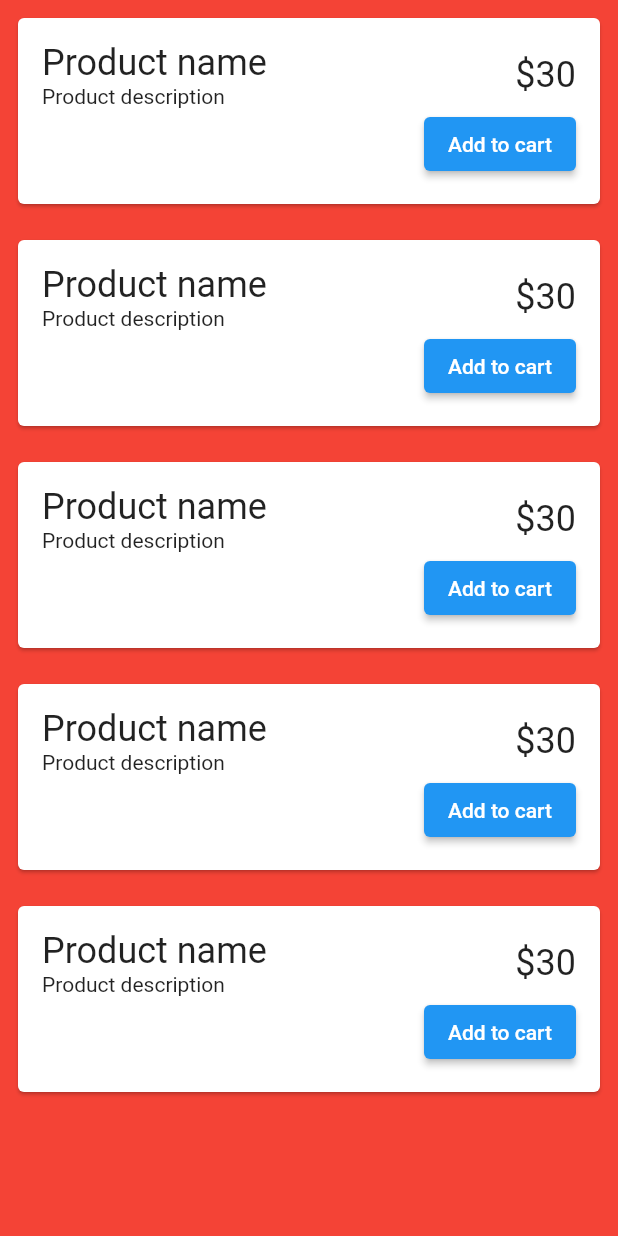
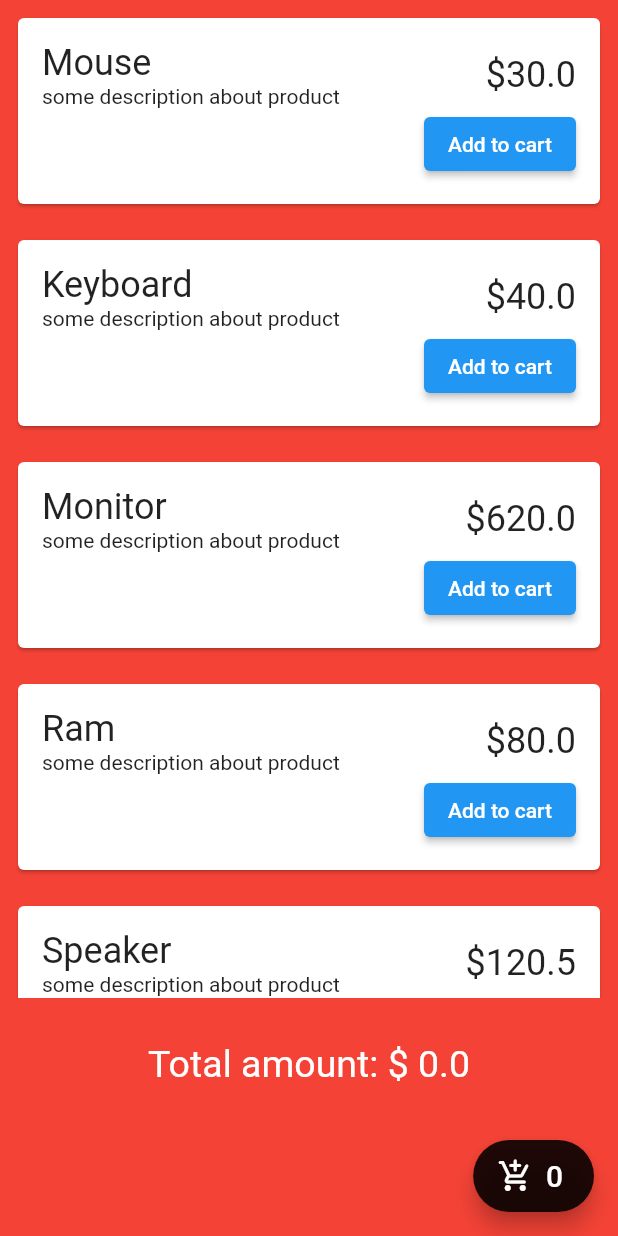
Before and after one commit to hjuuK/fltterStudy, a Flutter app: the screen it shows after launch, on a phone screen of 412 x 824 dp. Run offline on Flutter 3.47's test engine with Material 2 defaults, Android fonts, the phone set to English and light mode, and no system bars; our stand-ins replace get.

Commit message:
shop project

```diff
--- /dev/null
+++ b/shop/lib/controller/cart_controller.dart
@@ -0,0 +1,12 @@
+import 'package:get/get.dart';
+import 'package:shop/model/product.dart';
+
+class CartController extends GetxController{
+  var cartItems = <Product>[].obs;
+  double get totalPrice => cartItems.fold(0, (e, item) => e + item.price);
+  int get count => cartItems.length;
+
+  void addToItem(Product product) {
+    cartItems.add(product);
+  }
+}
--- /dev/null
+++ b/shop/lib/controller/shopping_controller.dart
@@ -0,0 +1,45 @@
+import 'package:get/get.dart';
+import '../model/product.dart';
+
+class ShoppingController extends GetxController{
+  var products = <Product>[].obs;
+
+  @override
+  void onInit() {
+    super.onInit();
+    fetchData();
+  }
+
+  void fetchData() async {
+    await Future.delayed(Duration(seconds: 2));
+    var productData = [
+      Product(
+          id: 1,
+          price: 30,
+          productDescription: 'some description about product',
+          productName: 'Mouse'),
+      Product(
+          id: 2,
+          price: 40,
+          productDescription: 'some description about product',
+          productName: 'Keyboard'),
+      Product(
+          id: 3,
+          price: 620,
+          productDescription: 'some description about product',
+          productName: 'Monitor'),
+      Product(
+          id: 4,
+          price: 80,
+          productDescription: 'some description about product',
+          productName: 'Ram'),
+      Product(
+          id: 5,
+          price: 120.5,
+          productDescription: 'some description about product',
+          productName: 'Speaker'),
+    ];
+
+    products.assignAll(productData);
+  }
+}
--- a/shop/lib/main.dart
+++ b/shop/lib/main.dart
@@ -16,7 +16,7 @@ class MyApp extends StatelessWidget {
       theme: ThemeData(
         primarySwatch: Colors.blue,
       ),
-      home: const ShoppingPage(),
+      home: ShoppingPage(),
     );
   }
 }
--- a/shop/lib/view/shopping_page.dart
+++ b/shop/lib/view/shopping_page.dart
@@ -1,7 +1,12 @@
 import 'package:flutter/material.dart';
+import 'package:get/get.dart';
+import 'package:shop/controller/cart_controller.dart';
+import 'package:shop/controller/shopping_controller.dart';
 
 class ShoppingPage extends StatelessWidget {
-  const ShoppingPage({Key? key}) : super(key: key);
+  ShoppingPage({Key? key}) : super(key: key);
+  final shoppingController = Get.put(ShoppingController());
+  final cartController = Get.put(CartController());
 
   @override
   Widget build(BuildContext context) {
@@ -10,8 +15,10 @@ class ShoppingPage extends StatelessWidget {
       body: Column(
         children: [
           Expanded(
-            child: ListView.builder(
-              itemCount: 5,
+            child: GetX<ShoppingController>(
+              builder: (controller) {
+                return ListView.builder(
+                  itemCount: controller.products.length,
                   itemBuilder: (context, index) {
                     return Card(
                       margin: EdgeInsets.all(12),
@@ -26,29 +33,56 @@ class ShoppingPage extends StatelessWidget {
                                 Column(
                                   crossAxisAlignment: CrossAxisAlignment.start,
                                   children: [
-                                Text('Product name', style: TextStyle(fontSize: 24)),
-                                Text('Product description'),
+                                    Text('${controller.products[index].productName}', style: TextStyle(fontSize: 24)),
+                                    Text('${controller.products[index].productDescription}'),
                                   ],
                                 ),
-                            Text('\$30', style: TextStyle(fontSize: 24)),
+                                Text('\$${controller.products[index].price}', style: TextStyle(fontSize: 24)),
                               ],
                             ),
-                        ElevatedButton(onPressed: () {}, child: Text('Add to cart'))
+                            ElevatedButton(onPressed: () {
+                              cartController.addToItem(controller.products[index]);
+                            }, child: Text('Add to cart'))
                           ],
                         ),
                       ),
                     );
                   },
+                );
+              }
             ),
           ),
           SizedBox(
             height: 30,
           ),
-          Text('Total amount', style: TextStyle(
+          GetX<CartController>(
+            builder: (controller) {
+              return Text('Total amount: \$ ${controller.totalPrice}', style: TextStyle(
                 fontSize: 25,
-            color: Colors.red,
-          ),)
+                color: Colors.white,
+                ),
+              );
+            }
+          ),
+          SizedBox(
+            height: 100,
+          ),
         ],
+      ),
+      floatingActionButton: FloatingActionButton.extended(
+          onPressed: (){},
+          label: GetX<CartController>(
+            builder: (controller) {
+              return Text(
+                cartController.count.toString(),
+                style: TextStyle(
+                  fontSize: 20,
+                ),
+              );
+            }
+          ),
+        icon: Icon(Icons.add_shopping_cart_rounded),
+        backgroundColor: Colors.black87,
       ),
     );
   }
--- a/shop/pubspec.yaml
+++ b/shop/pubspec.yaml
@@ -35,6 +35,7 @@ dependencies:
   # The following adds the Cupertino Icons font to your application.
   # Use with the CupertinoIcons class for iOS style icons.
   cupertino_icons: ^1.0.2
+  get:
 
 dev_dependencies:
   flutter_test:
```
Also changed, not shown: shop/pubspec.lock. Lines whose indentation alone changed are shown as unchanged.
